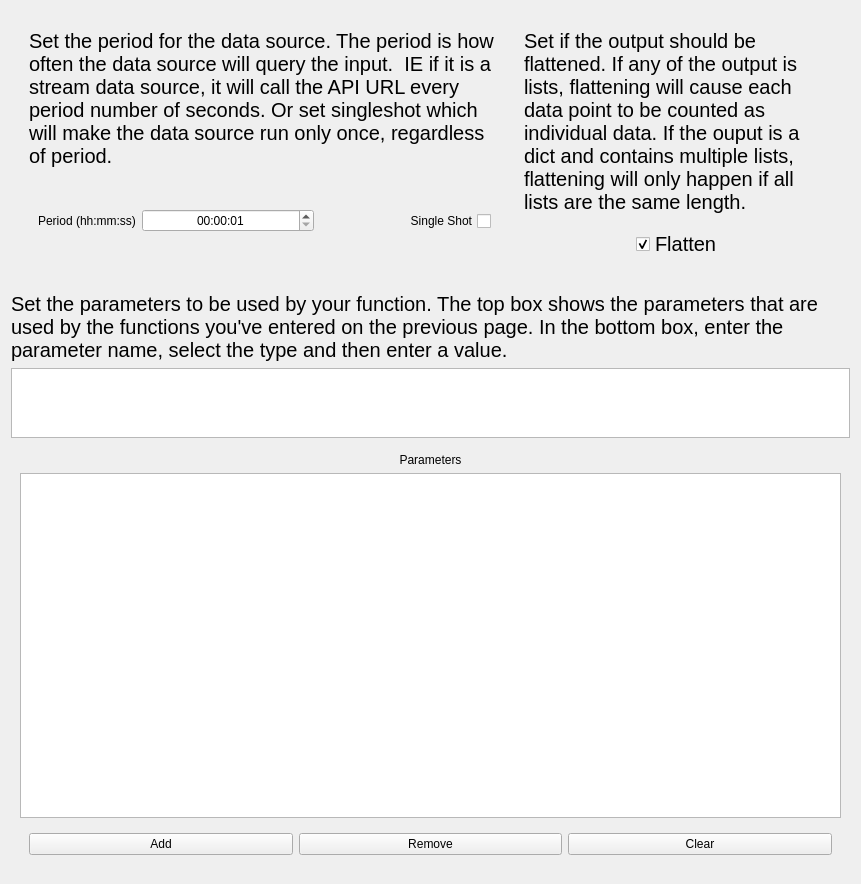
Qt form howdyCoder/ui/qtUiFiles/createDataSourceParametersPage.ui (rmallow/howdyCoder) before a commit.
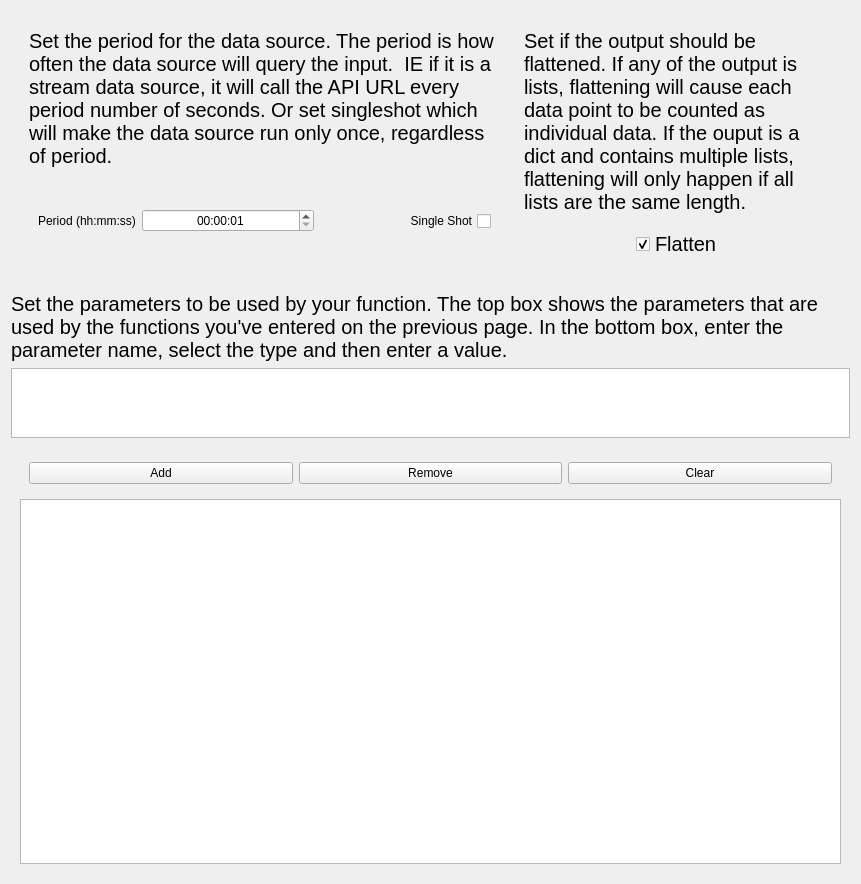
The same form after that commit. Custom widgets are drawn as their Qt base class.

Commit message: adding an output view for stdout and stderr from user functions

```diff
--- a/howdyCoder/ui/qtUiFiles/createDataSourceParametersPage.ui
+++ b/howdyCoder/ui/qtUiFiles/createDataSourceParametersPage.ui
@@ -257,23 +257,6 @@
       <item>
        <widget class="QWidget" name="widget_7" native="true">
         <layout class="QVBoxLayout" name="verticalLayout_4">
-         <item>
-          <widget class="QLabel" name="label_2">
-           <property name="text">
-            <string>Parameters</string>
-           </property>
-           <property name="alignment">
-            <set>Qt::AlignCenter</set>
-           </property>
-          </widget>
-         </item>
-         <item>
-          <widget class="EditableTableView" name="parameterView">
-           <property name="enabled">
-            <bool>true</bool>
-           </property>
-          </widget>
-         </item>
          <item>
           <widget class="QWidget" name="buttonWidget" native="true">
            <layout class="QHBoxLayout" name="horizontalLayout_7">
@@ -310,6 +293,13 @@
            </layout>
           </widget>
          </item>
+         <item>
+          <widget class="EditableTableView" name="parameterView">
+           <property name="enabled">
+            <bool>true</bool>
+           </property>
+          </widget>
+         </item>
         </layout>
        </widget>
       </item>
```
The commit also changes 23 other files.
